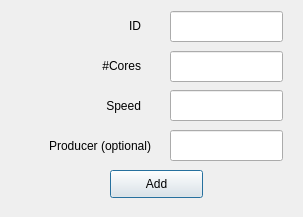
The window that ui/add_cpu.ui (d-benvenuti/xes-refmodel-pipeline-generator) describes before a commit, drawn with Qt 5.
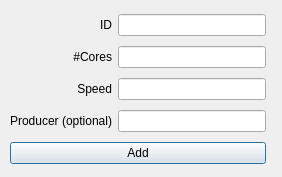
The same window after the commit.

Commit message: Started improving UI with layouts and fixed a bug happening while closing the dialog window to delete or link objects.

The edit to the form file:
```diff
--- a/ui/add_cpu.ui
+++ b/ui/add_cpu.ui
@@ -6,42 +6,26 @@
    <rect>
     <x>0</x>
     <y>0</y>
-    <width>303</width>
-    <height>217</height>
+    <width>282</width>
+    <height>177</height>
    </rect>
   </property>
   <property name="windowTitle">
    <string>Add CPU</string>
   </property>
   <widget class="QWidget" name="centralwidget">
-   <widget class="QPushButton" name="add_button">
+   <widget class="QWidget" name="">
     <property name="geometry">
      <rect>
-      <x>110</x>
-      <y>170</y>
-      <width>93</width>
-      <height>28</height>
-     </rect>
-    </property>
-    <property name="text">
-     <string>Add</string>
-    </property>
-    <property name="autoDefault">
-     <bool>true</bool>
-    </property>
-    <property name="default">
-     <bool>true</bool>
-    </property>
-   </widget>
-   <widget class="QLabel" name="label_pipelineid">
-    <property name="geometry">
-     <rect>
-      <x>20</x>
+      <x>10</x>
       <y>10</y>
-      <width>121</width>
-      <height>31</height>
+      <width>256</width>
+      <height>161</height>
      </rect>
     </property>
+    <layout class="QGridLayout" name="gridLayout">
+     <item row="0" column="0">
+      <widget class="QLabel" name="label_pipelineid">
     <property name="text">
      <string>ID</string>
     </property>
@@ -49,15 +33,12 @@
      <set>Qt::AlignRight|Qt::AlignTrailing|Qt::AlignVCenter</set>
     </property>
    </widget>
+     </item>
+     <item row="0" column="1">
+      <widget class="QLineEdit" name="lineEdit_id"/>
+     </item>
+     <item row="1" column="0">
    <widget class="QLabel" name="label_pipelineid_2">
-    <property name="geometry">
-     <rect>
-      <x>20</x>
-      <y>50</y>
-      <width>121</width>
-      <height>31</height>
-     </rect>
-    </property>
     <property name="text">
      <string>#Cores</string>
     </property>
@@ -65,15 +46,12 @@
      <set>Qt::AlignRight|Qt::AlignTrailing|Qt::AlignVCenter</set>
     </property>
    </widget>
+     </item>
+     <item row="1" column="1">
+      <widget class="QLineEdit" name="lineEdit_cores"/>
+     </item>
+     <item row="2" column="0">
    <widget class="QLabel" name="label_pipelineid_3">
-    <property name="geometry">
-     <rect>
-      <x>20</x>
-      <y>90</y>
-      <width>121</width>
-      <height>31</height>
-     </rect>
-    </property>
     <property name="text">
      <string>Speed</string>
     </property>
@@ -81,15 +59,12 @@
      <set>Qt::AlignRight|Qt::AlignTrailing|Qt::AlignVCenter</set>
     </property>
    </widget>
+     </item>
+     <item row="2" column="1">
+      <widget class="QLineEdit" name="lineEdit_speed"/>
+     </item>
+     <item row="3" column="0">
    <widget class="QLabel" name="label_pipelineid_4">
-    <property name="geometry">
-     <rect>
-      <x>30</x>
-      <y>130</y>
-      <width>121</width>
-      <height>31</height>
-     </rect>
-    </property>
     <property name="text">
      <string>Producer (optional)</string>
     </property>
@@ -97,45 +72,24 @@
      <set>Qt::AlignRight|Qt::AlignTrailing|Qt::AlignVCenter</set>
     </property>
    </widget>
-   <widget class="QLineEdit" name="lineEdit_id">
-    <property name="geometry">
-     <rect>
-      <x>170</x>
-      <y>11</y>
-      <width>113</width>
-      <height>31</height>
-     </rect>
-    </property>
-   </widget>
-   <widget class="QLineEdit" name="lineEdit_cores">
-    <property name="geometry">
-     <rect>
-      <x>170</x>
-      <y>51</y>
-      <width>113</width>
-      <height>31</height>
-     </rect>
-    </property>
-   </widget>
-   <widget class="QLineEdit" name="lineEdit_speed">
-    <property name="geometry">
-     <rect>
-      <x>170</x>
-      <y>90</y>
-      <width>113</width>
-      <height>31</height>
-     </rect>
-    </property>
-   </widget>
-   <widget class="QLineEdit" name="lineEdit_producer">
-    <property name="geometry">
-     <rect>
-      <x>170</x>
-      <y>130</y>
-      <width>113</width>
-      <height>31</height>
-     </rect>
-    </property>
+     </item>
+     <item row="3" column="1">
+      <widget class="QLineEdit" name="lineEdit_producer"/>
+     </item>
+     <item row="4" column="0" colspan="2">
+      <widget class="QPushButton" name="add_button">
+       <property name="text">
+        <string>Add</string>
+       </property>
+       <property name="autoDefault">
+        <bool>true</bool>
+       </property>
+       <property name="default">
+        <bool>true</bool>
+       </property>
+      </widget>
+     </item>
+    </layout>
    </widget>
   </widget>
  </widget>
```
Lines whose indentation alone changed are shown as unchanged. The commit also changes 18 other files.
